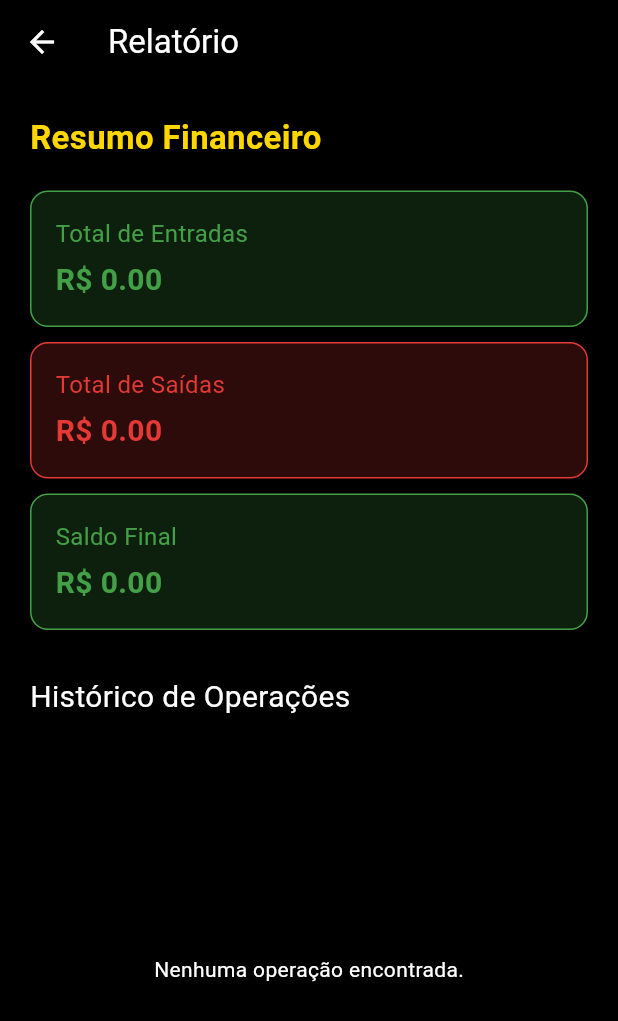
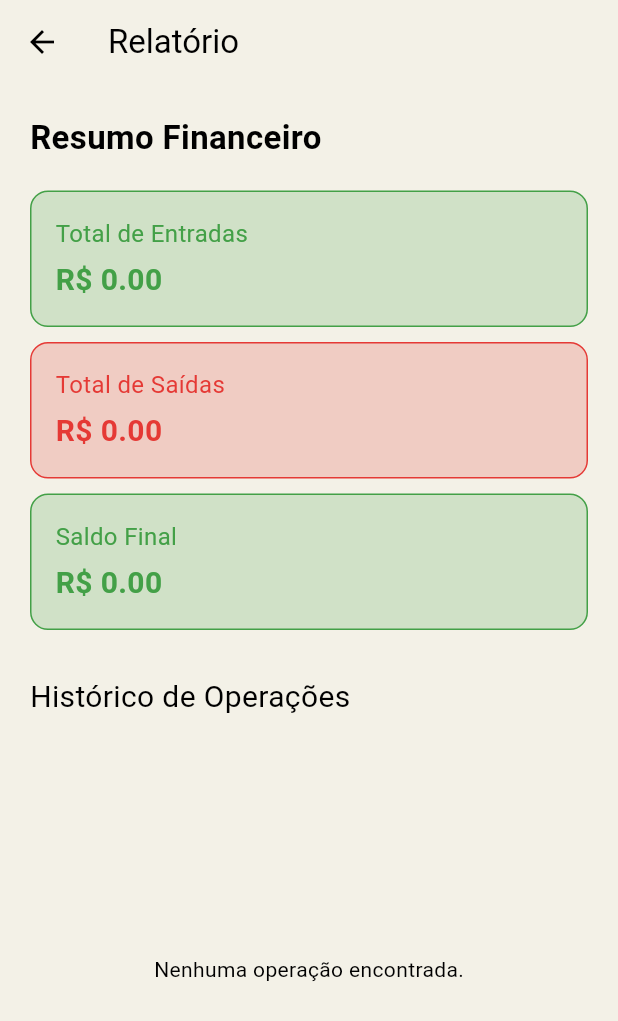
Before and after one commit to GestIN-ux/Projeto-TCC-GestIN, a Flutter app: the HomePage screen opened by its route, after a tap on "Relatório Financeiro", on a phone screen of 412 x 824 dp. Shown: the top 1021 px of the screen. Run offline on Flutter 3.47's test engine with Material 3 defaults, Android fonts, the phone set to English and light mode, and no system bars; our stand-ins replace cloud_firestore, firebase_auth, firebase_core, mask_text_input_formatter; accounts and stored records are empty; generated files the repository leaves out were written again.

Commit message:
update de telas

```diff
--- a/lib/pages/home_page.dart
+++ b/lib/pages/home_page.dart
@@ -12,7 +12,7 @@ class HomePage extends StatelessWidget {
   @override
   Widget build(BuildContext context) {
     return Scaffold(
-      backgroundColor: Colors.black,
+      backgroundColor: Color(0xFFF3F1E7),
       appBar: AppBar(
         backgroundColor: Colors.green[900],
         title: const Text(
--- a/lib/pages/operacoes_page.dart
+++ b/lib/pages/operacoes_page.dart
@@ -22,8 +22,8 @@ class _OperacoesPageState extends State<OperacoesPage> {
   final Color verde = Colors.green.shade600;
   final Color vermelho = Colors.red.shade600;
   final Color dourado = const Color(0xFFFFD700);
-  final Color fundo = Colors.black;
-  final Color textoBranco = Colors.white;
+  final Color fundo = Color(0xFFF3F1E7);
+  final Color textoBranco = const Color.fromARGB(255, 0, 0, 0);
 
   Future<void> registrarVenda() async {
     final nomeCliente = nomeClienteController.text.trim();
--- a/lib/pages/relatorios_page.dart
+++ b/lib/pages/relatorios_page.dart
@@ -8,11 +8,11 @@ class RelatorioPage extends StatelessWidget {
 
   @override
   Widget build(BuildContext context) {
-    final Color fundo = Colors.black;
-    final Color textoBranco = Colors.white;
+    final Color fundo = Color(0xFFF3F1E7);
+    final Color textoBranco = const Color.fromARGB(255, 0, 0, 0);
     final Color verde = Colors.green.shade600;
     final Color vermelho = Colors.red.shade600;
-    final Color dourado = const Color(0xFFFFD700);
+    final Color dourado = const Color.fromARGB(255, 0, 0, 0);
 
     return Scaffold(
       backgroundColor: fundo,
```
Also changed, not shown: 1 other file.
